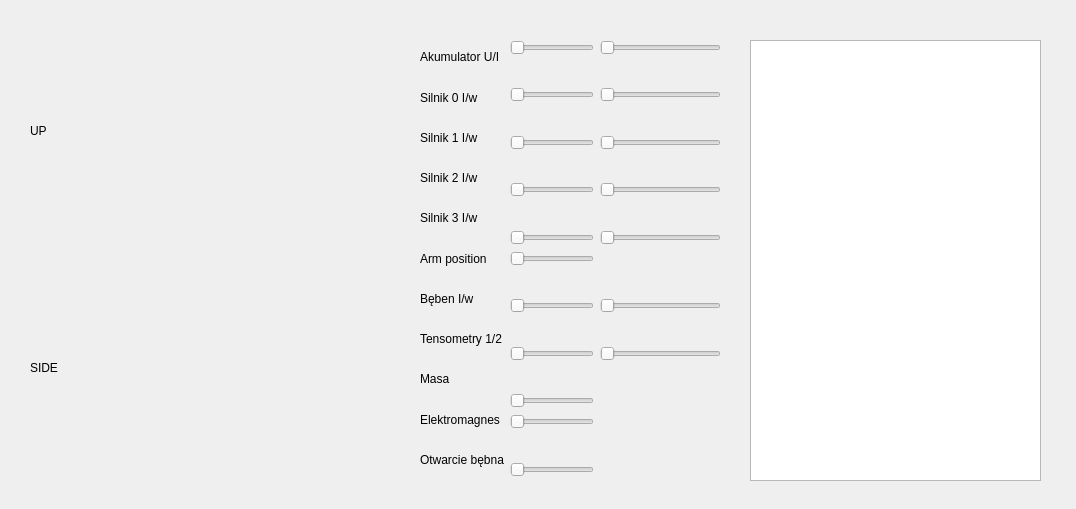
justynak/GS_ROS, file ui/scada.ui: the form before one commit.
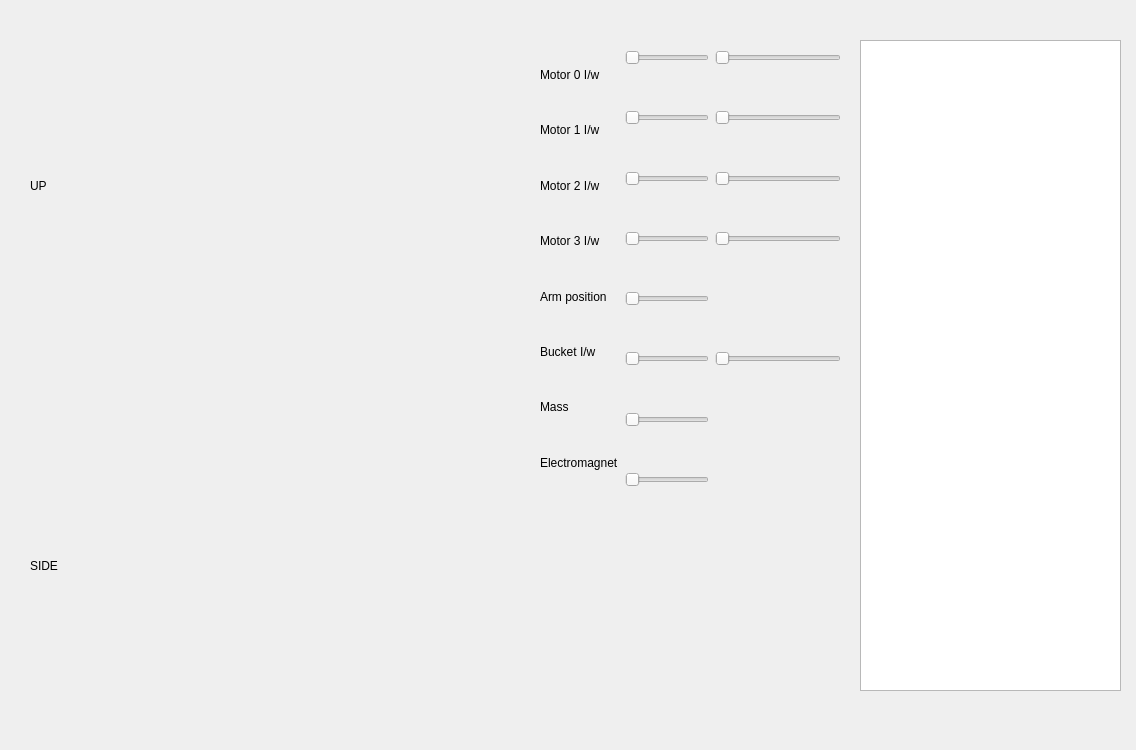
The form after the commit.

Patch:
```diff
--- a/ui/scada.ui
+++ b/ui/scada.ui
@@ -6,8 +6,8 @@
    <rect>
     <x>0</x>
     <y>0</y>
-    <width>1076</width>
-    <height>509</height>
+    <width>1136</width>
+    <height>750</height>
    </rect>
   </property>
   <property name="windowTitle">
@@ -18,8 +18,8 @@
     <rect>
      <x>30</x>
      <y>20</y>
-     <width>361</width>
-     <height>221</height>
+     <width>481</width>
+     <height>331</height>
     </rect>
    </property>
    <property name="text">
@@ -30,9 +30,9 @@
    <property name="geometry">
     <rect>
      <x>30</x>
-     <y>247</y>
-     <width>361</width>
-     <height>241</height>
+     <y>390</y>
+     <width>481</width>
+     <height>351</height>
     </rect>
    </property>
    <property name="text">
@@ -42,8 +42,8 @@
   <widget class="QWidget" name="horizontalLayoutWidget">
    <property name="geometry">
     <rect>
-     <x>420</x>
-     <y>40</y>
+     <x>540</x>
+     <y>50</y>
      <width>301</width>
      <height>437</height>
     </rect>
@@ -51,38 +51,31 @@
    <layout class="QHBoxLayout" name="horizontalLayout">
     <item>
      <layout class="QVBoxLayout" name="verticalLayout">
-      <item>
-       <widget class="QLabel" name="label_2">
-        <property name="text">
-         <string>Akumulator U/I</string>
-        </property>
-       </widget>
-      </item>
       <item>
        <widget class="QLabel" name="label_10">
         <property name="text">
-         <string>Silnik 0 I/w</string>
+         <string>Motor 0 I/w</string>
         </property>
        </widget>
       </item>
       <item>
        <widget class="QLabel" name="label_9">
         <property name="text">
-         <string>Silnik 1 I/w</string>
+         <string>Motor 1 I/w</string>
         </property>
        </widget>
       </item>
       <item>
        <widget class="QLabel" name="label_8">
         <property name="text">
-         <string>Silnik 2 I/w</string>
+         <string>Motor 2 I/w</string>
         </property>
        </widget>
       </item>
       <item>
        <widget class="QLabel" name="label">
         <property name="text">
-         <string>Silnik 3 I/w</string>
+         <string>Motor 3 I/w</string>
         </property>
        </widget>
       </item>
@@ -96,35 +89,21 @@
       <item>
        <widget class="QLabel" name="label_7">
         <property name="text">
-         <string>Bęben I/w</string>
-        </property>
-       </widget>
-      </item>
-      <item>
-       <widget class="QLabel" name="label_6">
-        <property name="text">
-         <string>Tensometry 1/2</string>
+         <string>Bucket I/w</string>
         </property>
        </widget>
       </item>
       <item>
        <widget class="QLabel" name="label_5">
         <property name="text">
-         <string>Masa</string>
+         <string>Mass</string>
         </property>
        </widget>
       </item>
       <item>
        <widget class="QLabel" name="label_4">
         <property name="text">
-         <string>Elektromagnes</string>
-        </property>
-       </widget>
-      </item>
-      <item>
-       <widget class="QLabel" name="label_3">
-        <property name="text">
-         <string>Otwarcie bębna</string>
+         <string>Electromagnet</string>
         </property>
        </widget>
       </item>
@@ -136,42 +115,6 @@
        <enum>QFormLayout::AllNonFixedFieldsGrow</enum>
       </property>
       <item row="0" column="0">
-       <widget class="QSlider" name="sliderBatteryU">
-        <property name="maximum">
-         <number>255</number>
-        </property>
-        <property name="tracking">
-         <bool>false</bool>
-        </property>
-        <property name="orientation">
-         <enum>Qt::Horizontal</enum>
-        </property>
-       </widget>
-      </item>
-      <item row="0" column="1">
-       <widget class="QSlider" name="sliderBatteryI">
-        <property name="maximum">
-         <number>255</number>
-        </property>
-        <property name="orientation">
-         <enum>Qt::Horizontal</enum>
-        </property>
-       </widget>
-      </item>
-      <item row="1" column="0">
-       <spacer name="verticalSpacer">
-        <property name="orientation">
-         <enum>Qt::Vertical</enum>
-        </property>
-        <property name="sizeHint" stdset="0">
-         <size>
-          <width>20</width>
-          <height>40</height>
-         </size>
-        </property>
-       </spacer>
-      </item>
-      <item row="2" column="0">
        <widget class="QSlider" name="sliderEngine0I">
         <property name="maximum">
          <number>255</number>
@@ -181,7 +124,7 @@
         </property>
        </widget>
       </item>
-      <item row="2" column="1">
+      <item row="0" column="1">
        <widget class="QSlider" name="sliderEngine0w">
         <property name="maximum">
          <number>255</number>
@@ -191,7 +134,7 @@
         </property>
        </widget>
       </item>
-      <item row="3" column="0">
+      <item row="1" column="0">
        <spacer name="verticalSpacer_2">
         <property name="orientation">
          <enum>Qt::Vertical</enum>
@@ -204,7 +147,7 @@
         </property>
        </spacer>
       </item>
-      <item row="4" column="0">
+      <item row="2" column="0">
        <widget class="QSlider" name="sliderEngine1I">
         <property name="maximum">
          <number>255</number>
@@ -214,7 +157,7 @@
         </property>
        </widget>
       </item>
-      <item row="4" column="1">
+      <item row="2" column="1">
        <widget class="QSlider" name="sliderEngine1w">
         <property name="maximum">
          <number>255</number>
@@ -224,7 +167,7 @@
         </property>
        </widget>
       </item>
-      <item row="5" column="0">
+      <item row="3" column="0">
        <spacer name="verticalSpacer_3">
         <property name="orientation">
          <enum>Qt::Vertical</enum>
@@ -237,7 +180,7 @@
         </property>
        </spacer>
       </item>
-      <item row="6" column="0">
+      <item row="4" column="0">
        <widget class="QSlider" name="sliderEngine2I">
         <property name="maximum">
          <number>255</number>
@@ -247,7 +190,7 @@
         </property>
        </widget>
       </item>
-      <item row="6" column="1">
+      <item row="4" column="1">
        <widget class="QSlider" name="sliderEngine2w">
         <property name="maximum">
          <number>255</number>
@@ -257,7 +200,7 @@
         </property>
        </widget>
       </item>
-      <item row="7" column="0">
+      <item row="5" column="0">
        <spacer name="verticalSpacer_4">
         <property name="orientation">
          <enum>Qt::Vertical</enum>
@@ -270,7 +213,7 @@
         </property>
        </spacer>
       </item>
-      <item row="8" column="0">
+      <item row="6" column="0">
        <widget class="QSlider" name="sliderEngine3I">
         <property name="maximum">
          <number>255</number>
@@ -280,7 +223,7 @@
         </property>
        </widget>
       </item>
-      <item row="8" column="1">
+      <item row="6" column="1">
        <widget class="QSlider" name="sliderEngine3w">
         <property name="maximum">
          <number>255</number>
@@ -290,7 +233,7 @@
         </property>
        </widget>
       </item>
-      <item row="10" column="0">
+      <item row="7" column="0">
        <spacer name="verticalSpacer_5">
         <property name="orientation">
          <enum>Qt::Vertical</enum>
@@ -303,6 +246,16 @@
         </property>
        </spacer>
       </item>
+      <item row="8" column="0">
+       <widget class="QSlider" name="sliderArm">
+        <property name="maximum">
+         <number>1</number>
+        </property>
+        <property name="orientation">
+         <enum>Qt::Horizontal</enum>
+        </property>
+       </widget>
+      </item>
       <item row="11" column="0">
        <widget class="QSlider" name="sliderCylinderI">
         <property name="maximum">
@@ -324,39 +277,6 @@
        </widget>
       </item>
       <item row="12" column="0">
-       <spacer name="verticalSpacer_6">
-        <property name="orientation">
-         <enum>Qt::Vertical</enum>
-        </property>
-        <property name="sizeHint" stdset="0">
-         <size>
-          <width>20</width>
-          <height>40</height>
-         </size>
-        </property>
-       </spacer>
-      </item>
-      <item row="13" column="0">
-       <widget class="QSlider" name="sliderTensometer0">
-        <property name="maximum">
-         <number>255</number>
-        </property>
-        <property name="orientation">
-         <enum>Qt::Horizontal</enum>
-        </property>
-       </widget>
-      </item>
-      <item row="13" column="1">
-       <widget class="QSlider" name="sliderTensometer1">
-        <property name="maximum">
-         <number>255</number>
-        </property>
-        <property name="orientation">
-         <enum>Qt::Horizontal</enum>
-        </property>
-       </widget>
-      </item>
-      <item row="14" column="0">
        <spacer name="verticalSpacer_7">
         <property name="orientation">
          <enum>Qt::Vertical</enum>
@@ -369,7 +289,7 @@
         </property>
        </spacer>
       </item>
-      <item row="15" column="0">
+      <item row="13" column="0">
        <widget class="QSlider" name="sliderMass">
         <property name="maximum">
          <number>255</number>
@@ -379,7 +299,7 @@
         </property>
        </widget>
       </item>
-      <item row="16" column="0">
+      <item row="15" column="0">
        <widget class="QSlider" name="sliderElectromagnet">
         <property name="maximum">
          <number>1</number>
@@ -389,7 +309,7 @@
         </property>
        </widget>
       </item>
-      <item row="17" column="0">
+      <item row="14" column="0">
        <spacer name="verticalSpacer_8">
         <property name="orientation">
          <enum>Qt::Vertical</enum>
@@ -402,25 +322,18 @@
         </property>
        </spacer>
       </item>
-      <item row="18" column="0">
-       <widget class="QSlider" name="sliderCylinderOpen">
-        <property name="maximum">
-         <number>1</number>
-        </property>
+      <item row="10" column="0">
+       <spacer name="verticalSpacer_9">
         <property name="orientation">
-         <enum>Qt::Horizontal</enum>
+         <enum>Qt::Vertical</enum>
         </property>
-       </widget>
-      </item>
-      <item row="9" column="0">
-       <widget class="QSlider" name="horizontalSlider">
-        <property name="maximum">
-         <number>1</number>
+        <property name="sizeHint" stdset="0">
+         <size>
+          <width>20</width>
+          <height>40</height>
+         </size>
         </property>
-        <property name="orientation">
-         <enum>Qt::Horizontal</enum>
-        </property>
-       </widget>
+       </spacer>
       </item>
      </layout>
     </item>
@@ -429,10 +342,10 @@
   <widget class="QTextBrowser" name="textBrowser">
    <property name="geometry">
     <rect>
-     <x>750</x>
+     <x>860</x>
      <y>40</y>
-     <width>291</width>
-     <height>441</height>
+     <width>261</width>
+     <height>651</height>
     </rect>
    </property>
   </widget>
```
Left out of the diff: 4 changed lines with no effect on the pictures.
